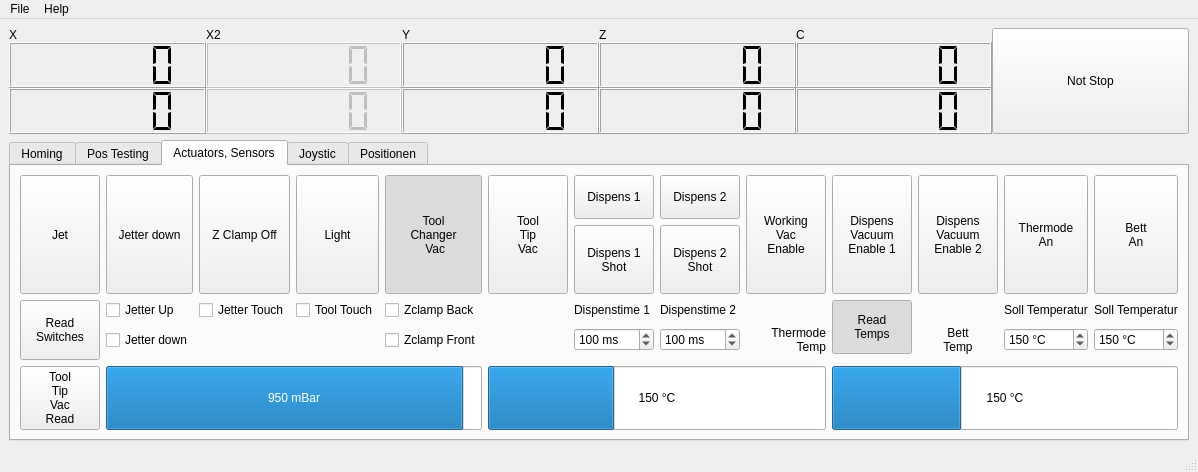
Above: Gui.ui from gxurma/PythonCanSteering before the change. Below: the same form after it.
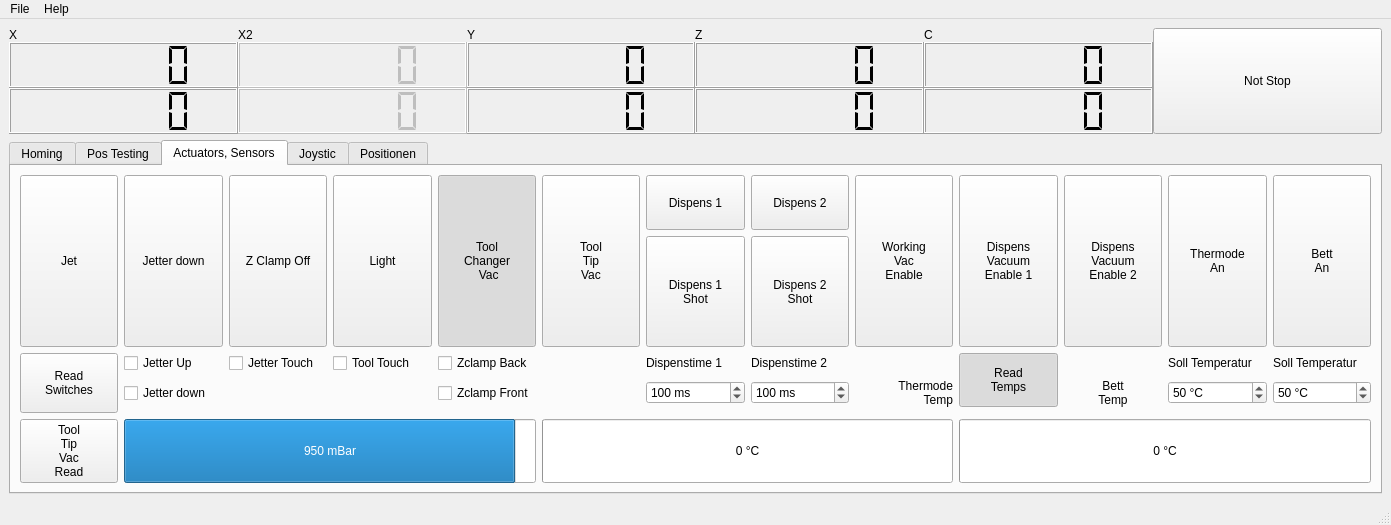
That is the form after the change. The open tabs and pages were chosen to show the change.

What changed in the file:
```diff
--- a/Gui.ui
+++ b/Gui.ui
@@ -9,8 +9,8 @@
    <rect>
     <x>0</x>
     <y>0</y>
-    <width>1114</width>
-    <height>472</height>
+    <width>1391</width>
+    <height>525</height>
    </rect>
   </property>
   <property name="windowTitle">
@@ -1142,7 +1142,7 @@
            <number>0</number>
           </property>
           <property name="maximum">
-           <number>300</number>
+           <number>150</number>
           </property>
           <property name="singleStep">
            <number>1</number>
@@ -1151,7 +1151,7 @@
            <enum>QAbstractSpinBox::DefaultStepType</enum>
           </property>
           <property name="value">
-           <number>150</number>
+           <number>50</number>
           </property>
          </widget>
         </item>
@@ -1178,7 +1178,7 @@
            <number>0</number>
           </property>
           <property name="maximum">
-           <number>300</number>
+           <number>210</number>
           </property>
           <property name="singleStep">
            <number>1</number>
@@ -1187,7 +1187,7 @@
            <enum>QAbstractSpinBox::DefaultStepType</enum>
           </property>
           <property name="value">
-           <number>150</number>
+           <number>50</number>
           </property>
          </widget>
         </item>
@@ -1637,10 +1637,10 @@
            <number>0</number>
           </property>
           <property name="maximum">
-           <number>400</number>
+           <number>200</number>
           </property>
           <property name="value">
-           <number>150</number>
+           <number>0</number>
           </property>
           <property name="orientation">
            <enum>Qt::Horizontal</enum>
@@ -1684,10 +1684,10 @@
            <number>0</number>
           </property>
           <property name="maximum">
-           <number>400</number>
+           <number>200</number>
           </property>
           <property name="value">
-           <number>150</number>
+           <number>0</number>
           </property>
           <property name="orientation">
            <enum>Qt::Horizontal</enum>
@@ -2237,8 +2237,8 @@
     <rect>
      <x>0</x>
      <y>0</y>
-     <width>1114</width>
-     <height>21</height>
+     <width>1391</width>
+     <height>25</height>
     </rect>
    </property>
    <widget class="QMenu" name="menuFile">
```
Left out of the diff: 142 changed lines with no effect on the pictures.
